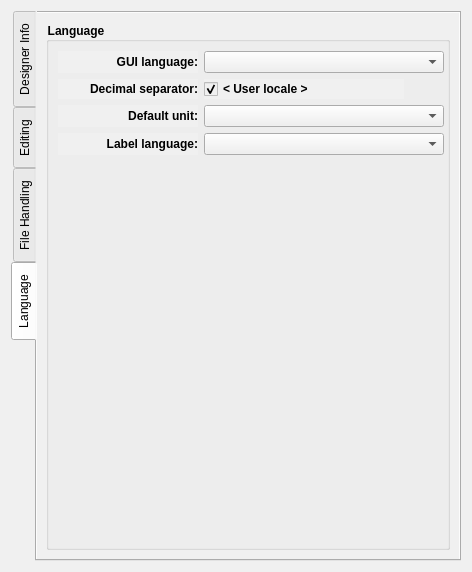
Old version of the form src/app/seamly2d/dialogs/configpages/preferencesconfigurationpage.ui in the repository FashionFreedom/Seamly2D.
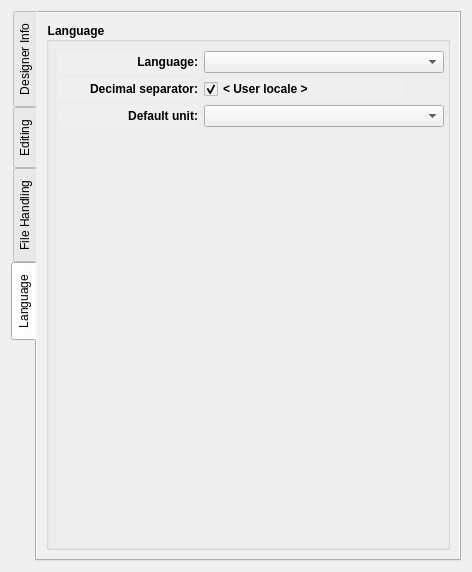
New version of the form. The open tabs and pages were chosen to show the change. Custom widgets are drawn as their Qt base class.

Commit message: feat: label language combobox has been removed

Patch:
```diff
--- a/src/app/seamly2d/dialogs/configpages/preferencesconfigurationpage.ui
+++ b/src/app/seamly2d/dialogs/configpages/preferencesconfigurationpage.ui
@@ -1208,7 +1208,7 @@
                </font>
               </property>
               <property name="text">
-               <string>GUI language:</string>
+               <string>Language:</string>
               </property>
               <property name="alignment">
                <set>Qt::AlignRight|Qt::AlignTrailing|Qt::AlignVCenter</set>
@@ -1343,52 +1343,6 @@
             </item>
            </layout>
           </item>
-          <item>
-           <layout class="QHBoxLayout" name="horizontalLayout_14">
-            <item>
-             <widget class="QLabel" name="label_9">
-              <property name="minimumSize">
-               <size>
-                <width>140</width>
-                <height>0</height>
-               </size>
-              </property>
-              <property name="font">
-               <font>
-                <pointsize>9</pointsize>
-               </font>
-              </property>
-              <property name="text">
-               <string>Label language:</string>
-              </property>
-              <property name="alignment">
-               <set>Qt::AlignRight|Qt::AlignTrailing|Qt::AlignVCenter</set>
-              </property>
-             </widget>
-            </item>
-            <item>
-             <widget class="QComboBox" name="labelCombo">
-              <property name="sizePolicy">
-               <sizepolicy hsizetype="Expanding" vsizetype="Fixed">
-                <horstretch>0</horstretch>
-                <verstretch>0</verstretch>
-               </sizepolicy>
-              </property>
-              <property name="minimumSize">
-               <size>
-                <width>240</width>
-                <height>0</height>
-               </size>
-              </property>
-              <property name="font">
-               <font>
-                <pointsize>9</pointsize>
-               </font>
-              </property>
-             </widget>
-            </item>
-           </layout>
-          </item>
           <item>
            <spacer name="verticalSpacer_2">
             <property name="orientation">
```
Left out of the diff: 2 changed lines with no effect on the pictures. The commit also changes 6 other files.
